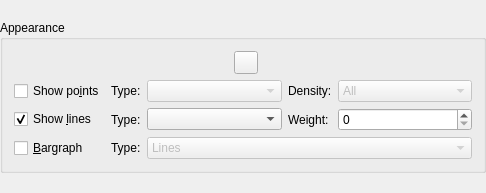
Before: the Qt Designer form src/widgets/curveappearance.ui in Kst-plot/kst, drawn with Qt 5.
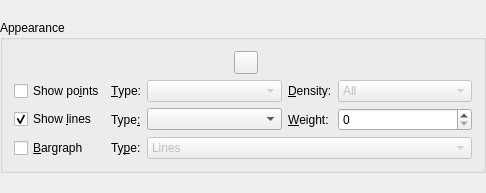
After: the same form once the commit is applied. Custom widgets are drawn as their Qt base class.

```diff
--- a/src/widgets/curveappearance.ui
+++ b/src/widgets/curveappearance.ui
@@ -117,7 +117,7 @@
          </sizepolicy>
         </property>
         <property name="text" >
-         <string>Type:</string>
+         <string>&amp;Type:</string>
         </property>
         <property name="wordWrap" >
          <bool>false</bool>
@@ -155,7 +155,7 @@
          </sizepolicy>
         </property>
         <property name="text" >
-         <string>Density:</string>
+         <string>&amp;Density:</string>
         </property>
         <property name="wordWrap" >
          <bool>false</bool>
@@ -232,7 +232,7 @@
          </sizepolicy>
         </property>
         <property name="text" >
-         <string>Type:</string>
+         <string>Type&amp;:</string>
         </property>
         <property name="wordWrap" >
          <bool>false</bool>
@@ -267,7 +267,7 @@
          </sizepolicy>
         </property>
         <property name="text" >
-         <string>Weight:</string>
+         <string>&amp;Weight:</string>
         </property>
         <property name="wordWrap" >
          <bool>false</bool>
@@ -324,7 +324,7 @@
          </sizepolicy>
         </property>
         <property name="text" >
-         <string>Type:</string>
+         <string>Ty&amp;pe:</string>
         </property>
         <property name="wordWrap" >
          <bool>false</bool>
```
